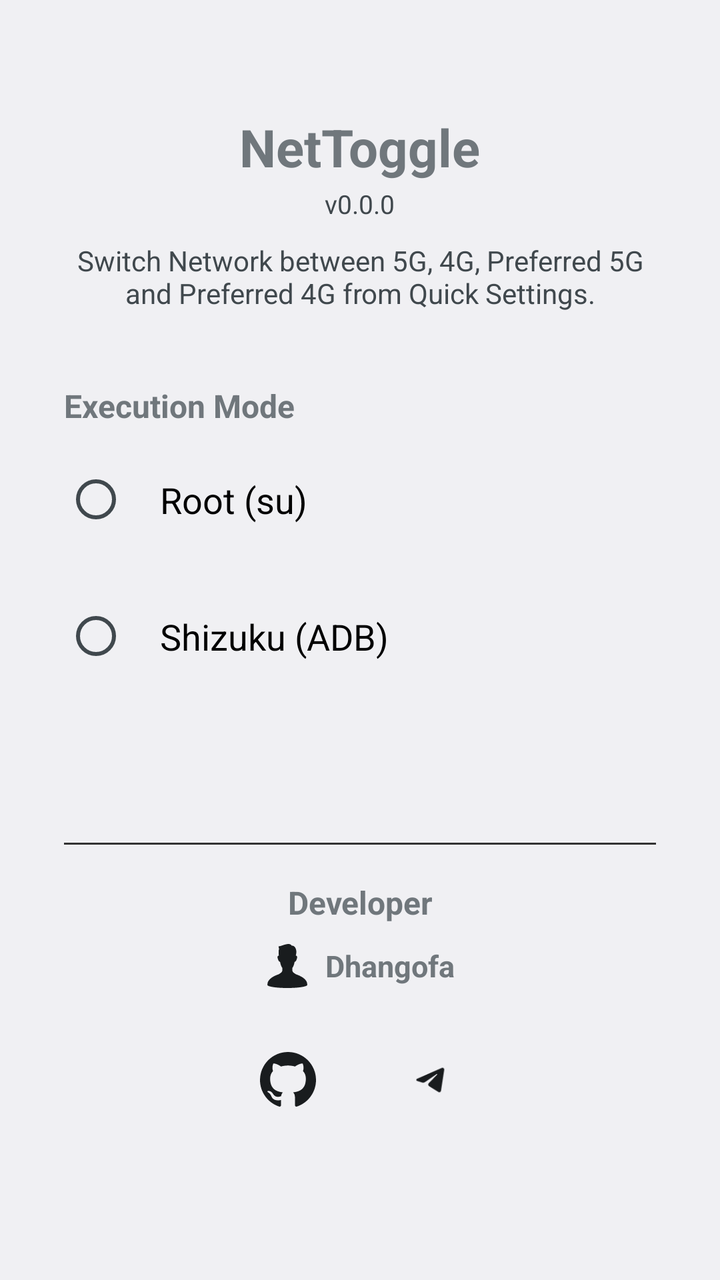
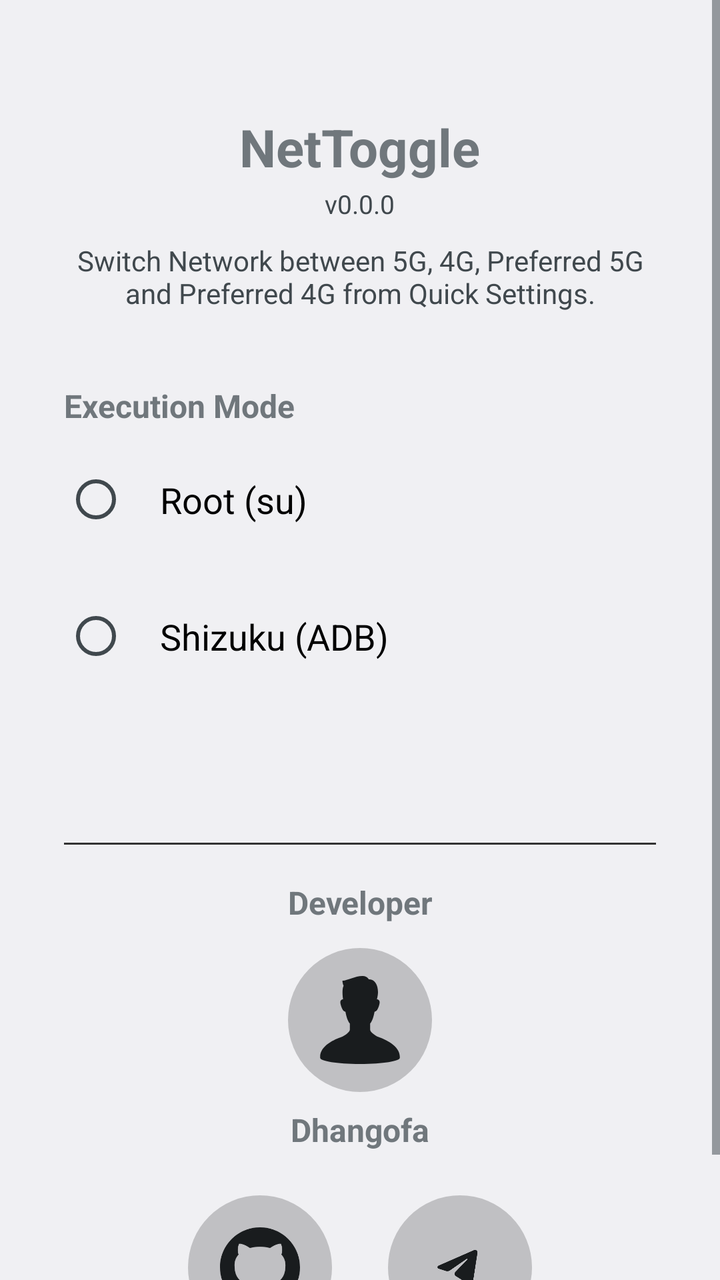

The first picture is an Android layout as it rendered before a commit; the second is the same layout after the commit. The layout source and the unified diff follow.
<!-- AndroidManifest.xml: application theme android:Theme.DeviceDefault.DayNight -->
<!-- res/layout/activity_main.xml -->
<?xml version="1.0" encoding="utf-8"?>
<ScrollView xmlns:android="http://schemas.android.com/apk/res/android"
    android:layout_width="match_parent"
    android:layout_height="match_parent"
    android:background="?android:attr/colorBackground"
    android:fillViewport="true">

    <LinearLayout
        android:layout_width="match_parent"
        android:layout_height="wrap_content"
        android:orientation="vertical"
        android:padding="32dp"
        android:gravity="center_horizontal">

        <TextView
            android:id="@+id/appTitleText"
            android:layout_width="wrap_content"
            android:layout_height="wrap_content"
            android:text="NetToggle"
            android:textSize="26sp"
            android:textStyle="bold"
            android:layout_marginTop="24dp"
            android:layout_marginBottom="2dp" />

        <TextView
            android:id="@+id/appVersionText"
            android:layout_width="wrap_content"
            android:layout_height="wrap_content"
            android:text="v0.0.0"
            android:textSize="13sp"
            android:textColor="?android:attr/textColorSecondary"
            android:layout_marginBottom="10dp" />

        <TextView
            android:layout_width="match_parent"
            android:layout_height="wrap_content"
            android:text="Switch Network between 5G, 4G, Preferred 5G and Preferred 4G from Quick Settings."
            android:textSize="14sp"
            android:gravity="center"
            android:textColor="?android:attr/textColorSecondary"
            android:layout_marginBottom="36dp" />

        <TextView
            android:layout_width="match_parent"
            android:layout_height="wrap_content"
            android:text="Execution Mode"
            android:textSize="16sp"
            android:textStyle="bold"
            android:layout_marginBottom="8dp" />

        <RadioGroup
            android:id="@+id/modeRadioGroup"
            android:layout_width="match_parent"
            android:layout_height="wrap_content"
            android:orientation="vertical">

            <RadioButton
                android:id="@+id/radioRoot"
                android:layout_width="match_parent"
                android:layout_height="wrap_content"
                android:text="Root (su)"
                android:textSize="18sp"
                android:padding="16dp"
                android:layout_marginBottom="12dp"
                android:background="?android:attr/selectableItemBackground" />

            <RadioButton
                android:id="@+id/radioShizuku"
                android:layout_width="match_parent"
                android:layout_height="wrap_content"
                android:text="Shizuku (ADB)"
                android:textSize="18sp"
                android:padding="16dp"
                android:background="?android:attr/selectableItemBackground" />

        </RadioGroup>

        <TextView
            android:id="@+id/shizukuStatusText"
            android:layout_width="match_parent"
            android:layout_height="wrap_content"
            android:text=""
            android:textSize="14sp"
            android:gravity="center"
            android:textColor="#FF5555"
            android:layout_marginTop="24dp"
            android:layout_marginBottom="28dp" />

        <View
            android:layout_width="match_parent"
            android:layout_height="1dp"
            android:background="#333333"
            android:layout_marginTop="4dp"
            android:layout_marginBottom="18dp" />

        <TextView
            android:id="@+id/developerTitleText"
            android:layout_width="match_parent"
            android:layout_height="wrap_content"
            android:text="Developer"
            android:textSize="16sp"
            android:textStyle="bold"
            android:gravity="center"
            android:layout_marginBottom="10dp" />

        <LinearLayout
            android:id="@+id/developerInfoRow"
            android:layout_width="match_parent"
            android:layout_height="wrap_content"
            android:orientation="horizontal"
            android:gravity="center"
            android:layout_marginBottom="14dp">

            <ImageView
                android:layout_width="22dp"
                android:layout_height="22dp"
                android:src="@drawable/ic_person"
                android:tint="?android:attr/textColorPrimary"
                android:contentDescription="Developer" />

            <TextView
                android:layout_width="wrap_content"
                android:layout_height="wrap_content"
                android:text="Dhangofa"
                android:textSize="15sp"
                android:textStyle="bold"
                android:paddingStart="8dp"
                android:paddingLeft="8dp" />

        </LinearLayout>

        <LinearLayout
			android:id="@+id/socialLinksRow"
			android:layout_width="match_parent"
			android:layout_height="wrap_content"
			android:orientation="horizontal"
			android:gravity="center"
			android:layout_marginTop="8dp"
			android:layout_marginBottom="8dp">

			<ImageView
				android:id="@+id/githubLink"
				android:layout_width="48dp"
				android:layout_height="48dp"
				android:padding="10dp"
				android:src="@drawable/ic_github"
				android:tint="?android:attr/textColorPrimary"
				android:contentDescription="GitHub"
				android:clickable="true"
				android:focusable="true"
				android:background="?android:attr/selectableItemBackgroundBorderless" />

			<Space
				android:layout_width="24dp"
				android:layout_height="1dp" />

			<ImageView
				android:id="@+id/telegramLink"
				android:layout_width="48dp"
				android:layout_height="48dp"
				android:padding="10dp"
				android:src="@drawable/ic_telegram"
				android:tint="?android:attr/textColorPrimary"
				android:contentDescription="Telegram"
				android:clickable="true"
				android:focusable="true"
				android:background="?android:attr/selectableItemBackgroundBorderless" />

		</LinearLayout>

    </LinearLayout>

</ScrollView>
<!-- resources referenced by this layout -->
<resources>
  <!-- drawable ic_github (drawable) -->
  <vector xmlns:android="http://schemas.android.com/apk/res/android"
      android:width="24dp"
      android:height="24dp"
      android:viewportWidth="24"
      android:viewportHeight="24">
  
      <path
          android:fillColor="#FFFFFFFF"
          android:pathData="M12,0c-6.626,0 -12,5.373 -12,12c0,5.302 3.438,9.8 8.207,11.387c0.599,0.111 0.793,-0.261 0.793,-0.577v-2.234c-3.338,0.726 -4.033,-1.416 -4.033,-1.416c-0.546,-1.387 -1.333,-1.756 -1.333,-1.756c-1.089,-0.745 0.083,-0.729 0.083,-0.729c1.205,0.084 1.839,1.237 1.839,1.237c1.07,1.834 2.807,1.304 3.492,0.997c0.107,-0.775 0.418,-1.305 0.762,-1.604c-2.665,-0.305 -5.467,-1.334 -5.467,-5.931c0,-1.311 0.469,-2.381 1.236,-3.221c-0.124,-0.303 -0.535,-1.524 0.117,-3.176c0,0 1.008,-0.322 3.301,1.23c0.957,-0.266 1.983,-0.399 3.003,-0.404c1.02,0.005 2.047,0.138 3.006,0.404c2.291,-1.552 3.297,-1.23 3.297,-1.23c0.653,1.653 0.242,2.874 0.118,3.176c0.77,0.84 1.235,1.911 1.235,3.221c0,4.609 -2.807,5.624 -5.479,5.921c0.43,0.372 0.823,1.102 0.823,2.222v3.293c0,0.319 0.192,0.694 0.801,0.576c4.765,-1.589 8.199,-6.086 8.199,-11.386c0,-6.627 -5.373,-12 -12,-12z" />
  
  </vector>
  <!-- drawable ic_person (drawable) -->
  <vector xmlns:android="http://schemas.android.com/apk/res/android"
      android:width="24dp"
      android:height="24dp"
      android:viewportWidth="512"
      android:viewportHeight="512">
  
      <path
          android:fillColor="#FFFFFFFF"
          android:pathData="M364.038,355.035c-19.948,-7.458 -49.037,-29.238 -49.037,-42.797c0,-8.983 0,-20.205 0,-35.587c11.528,-12.826 20.294,-38.864 25.504,-68.38c12.152,-4.338 19.096,-11.281 27.771,-41.658c9.221,-32.358 -13.886,-31.258 -13.886,-31.258c18.69,-61.873 -5.913,-120.022 -47.125,-115.753c-28.426,-49.73 -123.636,11.36 -153.468,7.102c0,17.055 7.102,29.842 7.102,29.842c-10.37,19.69 -6.37,58.951 -3.458,78.809c-1.684,-0.03 -22.581,0.188 -13.717,31.258c8.676,30.376 15.619,37.32 27.772,41.658c5.2,29.516 13.965,55.554 25.504,68.38c0,15.382 0,26.604 0,35.587c0,13.559 -30.901,36.399 -49.036,42.797c-37.469,13.193 -129.54,51.136 -123.597,122.21C25.792,494.301 119.577,512 256,512c136.414,0 230.209,-17.699 231.635,-34.755C493.577,406.102 401.269,368.961 364.038,355.035z" />
  
  </vector>
  <!-- drawable ic_telegram (drawable) -->
  <vector xmlns:android="http://schemas.android.com/apk/res/android"
      android:width="24dp"
      android:height="24dp"
      android:viewportWidth="32"
      android:viewportHeight="32">
  
      <path
          android:fillColor="#FFFFFFFF"
          android:pathData="M22.9866,10.2088C23.1112,9.40332 22.3454,8.76755 21.6292,9.082L7.36482,15.3448C6.85123,15.5703 6.8888,16.3483 7.42147,16.5179L10.3631,17.4547C10.9246,17.6335 11.5325,17.541 12.0228,17.2023L18.655,12.6203C18.855,12.4821 19.073,12.7665 18.9021,12.9426L14.1281,17.8646C13.665,18.3421 13.7569,19.1512 14.314,19.5005L19.659,22.8523C20.2585,23.2282 21.0297,22.8506 21.1418,22.1261L22.9866,10.2088z" />
  
  </vector>
</resources>

<!-- the commit's change to res/layout/activity_main.xml (unified diff, before → after) -->
@@ -93,78 +93,73 @@
             android:layout_marginTop="4dp"
             android:layout_marginBottom="18dp" />
 
-        <TextView
-            android:id="@+id/developerTitleText"
-            android:layout_width="match_parent"
-            android:layout_height="wrap_content"
-            android:text="Developer"
-            android:textSize="16sp"
-            android:textStyle="bold"
-            android:gravity="center"
-            android:layout_marginBottom="10dp" />
+       <TextView
+			android:id="@+id/developerTitleText"
+			android:layout_width="match_parent"
+			android:layout_height="wrap_content"
+			android:text="Developer"
+			android:textSize="16sp"
+			android:textStyle="bold"
+			android:gravity="center"
+			android:layout_marginBottom="12dp" />
 
-        <LinearLayout
-            android:id="@+id/developerInfoRow"
-            android:layout_width="match_parent"
-            android:layout_height="wrap_content"
-            android:orientation="horizontal"
-            android:gravity="center"
-            android:layout_marginBottom="14dp">
+		<ImageView
+			android:id="@+id/developerPersonIcon"
+			android:layout_width="72dp"
+			android:layout_height="72dp"
+			android:padding="14dp"
+			android:src="@drawable/ic_person"
+			android:tint="?android:attr/textColorPrimary"
+			android:background="@drawable/social_icon_bg"
+			android:contentDescription="Developer"
+			android:layout_marginBottom="8dp" />
 
-            <ImageView
-                android:layout_width="22dp"
-                android:layout_height="22dp"
-                android:src="@drawable/ic_person"
-                android:tint="?android:attr/textColorPrimary"
-                android:contentDescription="Developer" />
+		<TextView
+			android:id="@+id/developerNameText"
+			android:layout_width="wrap_content"
+			android:layout_height="wrap_content"
+			android:text="Dhangofa"
+			android:textSize="16sp"
+			android:textStyle="bold"
+			android:gravity="center"
+			android:layout_marginBottom="18dp" />
 
-            <TextView
-                android:layout_width="wrap_content"
-                android:layout_height="wrap_content"
-                android:text="Dhangofa"
-                android:textSize="15sp"
-                android:textStyle="bold"
-                android:paddingStart="8dp"
-                android:paddingLeft="8dp" />
-
-        </LinearLayout>
-
-        <LinearLayout
+		<LinearLayout
 			android:id="@+id/socialLinksRow"
 			android:layout_width="match_parent"
 			android:layout_height="wrap_content"
 			android:orientation="horizontal"
 			android:gravity="center"
-			android:layout_marginTop="8dp"
+			android:layout_marginTop="4dp"
 			android:layout_marginBottom="8dp">
 
 			<ImageView
 				android:id="@+id/githubLink"
-				android:layout_width="48dp"
-				android:layout_height="48dp"
-				android:padding="10dp"
+				android:layout_width="72dp"
+				android:layout_height="72dp"
+				android:padding="16dp"
 				android:src="@drawable/ic_github"
 				android:tint="?android:attr/textColorPrimary"
+				android:background="@drawable/social_icon_bg"
 				android:contentDescription="GitHub"
 				android:clickable="true"
-				android:focusable="true"
-				android:background="?android:attr/selectableItemBackgroundBorderless" />
+				android:focusable="true" />
 
 			<Space
-				android:layout_width="24dp"
+				android:layout_width="28dp"
 				android:layout_height="1dp" />
 
 			<ImageView
 				android:id="@+id/telegramLink"
-				android:layout_width="48dp"
-				android:layout_height="48dp"
-				android:padding="10dp"
+				android:layout_width="72dp"
+				android:layout_height="72dp"
+				android:padding="16dp"
 				android:src="@drawable/ic_telegram"
 				android:tint="?android:attr/textColorPrimary"
+				android:background="@drawable/social_icon_bg"
 				android:contentDescription="Telegram"
 				android:clickable="true"
-				android:focusable="true"
-				android:background="?android:attr/selectableItemBackgroundBorderless" />
+				android:focusable="true" />
 
 		</LinearLayout>
 
<!-- resource entries referenced after the edit -->
@@ -36,5 +36,13 @@
           android:pathData="M22.9866,10.2088C23.1112,9.40332 22.3454,8.76755 21.6292,9.082L7.36482,15.3448C6.85123,15.5703 6.8888,16.3483 7.42147,16.5179L10.3631,17.4547C10.9246,17.6335 11.5325,17.541 12.0228,17.2023L18.655,12.6203C18.855,12.4821 19.073,12.7665 18.9021,12.9426L14.1281,17.8646C13.665,18.3421 13.7569,19.1512 14.314,19.5005L19.659,22.8523C20.2585,23.2282 21.0297,22.8506 21.1418,22.1261L22.9866,10.2088z" />
   
   </vector>
+  <!-- drawable social_icon_bg (drawable) -->
+  <?xml version="1.0" encoding="utf-8"?>
+  <shape xmlns:android="http://schemas.android.com/apk/res/android"
+      android:shape="oval">
+  
+      <solid android:color="?android:attr/colorControlHighlight" />
+  
+  </shape>
 </resources>
 
